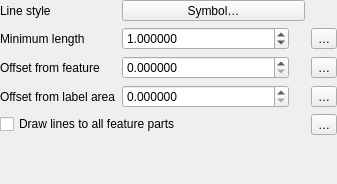
Above: src/ui/callouts/widget_simplelinecallout.ui from carsmie/QGIS before the change. Below: the same form after it.
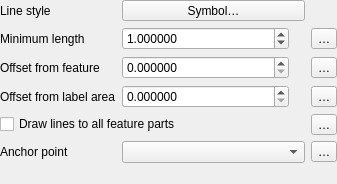
That is the form after the change. Custom widgets are drawn as their Qt base class.

Commit message: [FEATURE][callouts] Add anchor point position settings for polygon features

What changed in the file:
```diff
--- a/src/ui/callouts/widget_simplelinecallout.ui
+++ b/src/ui/callouts/widget_simplelinecallout.ui
@@ -224,6 +224,23 @@
        </property>
       </widget>
      </item>
+     <item row="5" column="0">
+      <widget class="QLabel" name="label_48">
+       <property name="text">
+        <string>Anchor point</string>
+       </property>
+      </widget>
+     </item>
+     <item row="5" column="1" colspan="2">
+      <widget class="QComboBox" name="mAnchorPointComboBox"></widget>
+     </item>
+     <item row="5" column="3">
+      <widget class="QgsPropertyOverrideButton" name="mAnchorPointDDBtn">
+       <property name="text">
+        <string>…</string>
+       </property>
+      </widget>
+     </item>
     </layout>
    </item>
    <item>
```
The commit also changes 7 other files.
